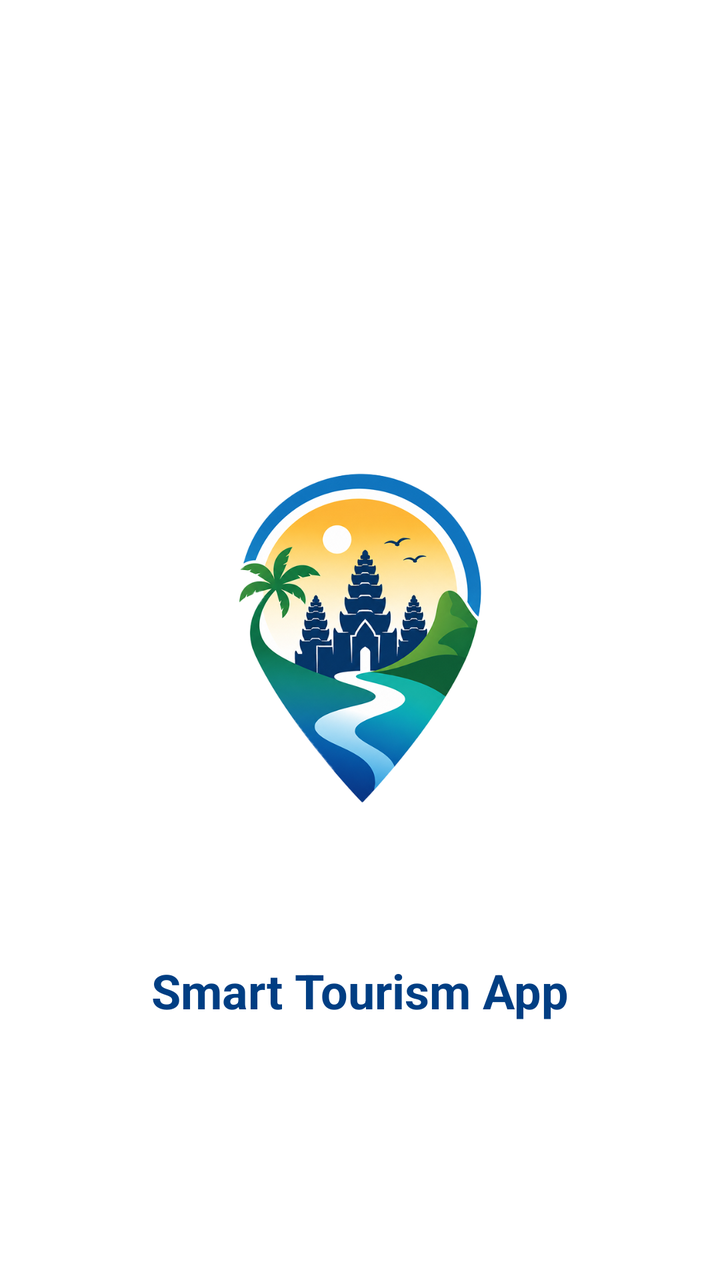
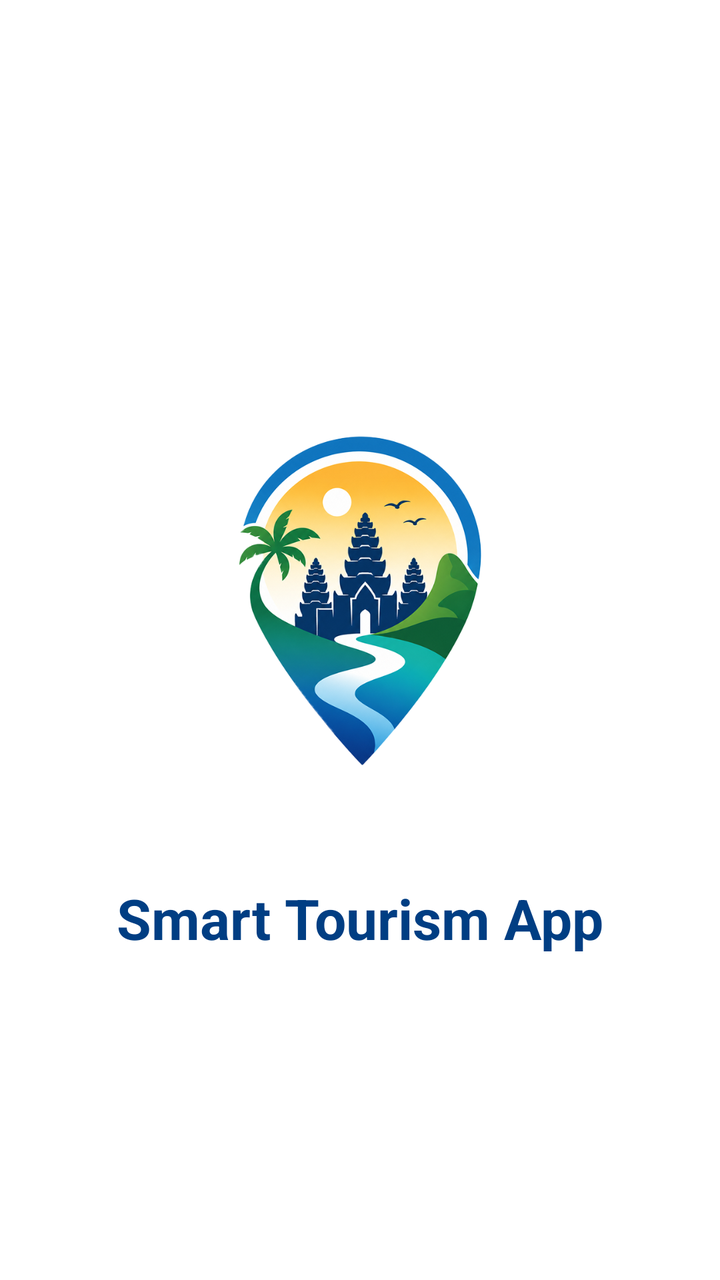

Before-and-after screenshots of an Android layout around one commit, followed by the original layout XML and the change that was made.
<!-- AndroidManifest.xml: activity theme Theme.SmartTourismApp.Splash -->
<!-- res/layout/activity_splash.xml -->
<?xml version="1.0" encoding="utf-8"?>
<androidx.constraintlayout.widget.ConstraintLayout xmlns:android="http://schemas.android.com/apk/res/android"
    xmlns:app="http://schemas.android.com/apk/res-auto"
    xmlns:tools="http://schemas.android.com/tools"
    android:id="@+id/main"
    android:layout_width="match_parent"
    android:layout_height="match_parent"
    tools:context=".ui.splash.SplashActivity">

    <ImageView
        android:id="@+id/imageView"
        android:layout_width="278dp"
        android:layout_height="278dp"
        android:layout_gravity="center"
        android:src="@drawable/ic_app_launcher"
        android:contentDescription="@string/app_name"

        app:layout_constraintEnd_toEndOf="parent"
        app:layout_constraintStart_toStartOf="parent"
        app:layout_constraintTop_toTopOf="parent"
        app:layout_constraintBottom_toBottomOf="parent"/>

    <TextView
        android:layout_width="wrap_content"
        android:layout_height="wrap_content"
        android:layout_gravity="center"
        android:layout_margin="20dp"
        android:text="@string/app_name"
        android:textSize="24sp"
        android:textColor="@color/primary"
        android:textStyle="bold"

        app:layout_constraintEnd_toEndOf="parent"
        app:layout_constraintStart_toStartOf="parent"
        app:layout_constraintTop_toBottomOf="@+id/imageView" />


</androidx.constraintlayout.widget.ConstraintLayout>
<!-- resources referenced by this layout -->
<resources>
  <color name="primary">#003E83</color>
  <!-- drawable ic_app_launcher: png bitmap (drawable, 331346 bytes) -->
  <string name="app_name" translatable="false">Smart Tourism App</string>
  <style name="Theme.SmartTourismApp.Splash" parent="Theme.SplashScreen">
  
          
          <item name="android:windowSplashScreenBackground" tools:targetApi="31">@color/background</item>
  
          
          <item name="windowSplashScreenAnimatedIcon">@drawable/ic_app_launcher</item>
  
          
          <item name="postSplashScreenTheme">@style/Theme.SmartTourismApp</item>
      </style>
  <color name="background">#FFFFFF</color>
  <style name="Theme.SmartTourismApp" parent="Base.Theme.SmartTourismApp" />
  <style name="Base.Theme.SmartTourismApp" parent="Theme.Material3.DayNight.NoActionBar">
          
          
          <item name="colorPrimary">@color/primary</item>
  
  
          
  
  
  
          
          <item name="android:colorBackground">@color/background</item>
  
  
      </style>
</resources>

<!-- the commit's change to res/layout/activity_splash.xml (unified diff, before → after) -->
@@ -1,10 +1,12 @@
 <?xml version="1.0" encoding="utf-8"?>
-<androidx.constraintlayout.widget.ConstraintLayout xmlns:android="http://schemas.android.com/apk/res/android"
-    xmlns:app="http://schemas.android.com/apk/res-auto"
+<LinearLayout
+    xmlns:android="http://schemas.android.com/apk/res/android"
     xmlns:tools="http://schemas.android.com/tools"
     android:id="@+id/main"
     android:layout_width="match_parent"
     android:layout_height="match_parent"
+    android:orientation="vertical"
+    android:gravity="center"
     tools:context=".ui.splash.SplashActivity">
 
     <ImageView
@@ -13,26 +15,17 @@
         android:layout_height="278dp"
         android:layout_gravity="center"
         android:src="@drawable/ic_app_launcher"
-        android:contentDescription="@string/app_name"
-
-        app:layout_constraintEnd_toEndOf="parent"
-        app:layout_constraintStart_toStartOf="parent"
-        app:layout_constraintTop_toTopOf="parent"
-        app:layout_constraintBottom_toBottomOf="parent"/>
+        android:contentDescription="@string/app_name" />
 
     <TextView
         android:layout_width="wrap_content"
         android:layout_height="wrap_content"
         android:layout_gravity="center"
-        android:layout_margin="20dp"
+        android:drawablePadding="0dp"
         android:text="@string/app_name"
-        android:textSize="24sp"
         android:textColor="@color/primary"
-        android:textStyle="bold"
-
-        app:layout_constraintEnd_toEndOf="parent"
-        app:layout_constraintStart_toStartOf="parent"
-        app:layout_constraintTop_toBottomOf="@+id/imageView" />
+        android:textSize="@dimen/headline_medium"
+        android:textStyle="bold"/>
 
 
-</androidx.constraintlayout.widget.ConstraintLayout>
+</LinearLayout>
<!-- resource entries referenced after the edit -->
@@ -1,6 +1,7 @@
 <!-- resources referenced by this layout -->
 <resources>
   <color name="primary">#003E83</color>
+  <dimen name="headline_medium">28sp</dimen>
   <!-- drawable ic_app_launcher: png bitmap (drawable, 331346 bytes) -->
   <string name="app_name" translatable="false">Smart Tourism App</string>
   <style name="Theme.SmartTourismApp.Splash" parent="Theme.SplashScreen">
